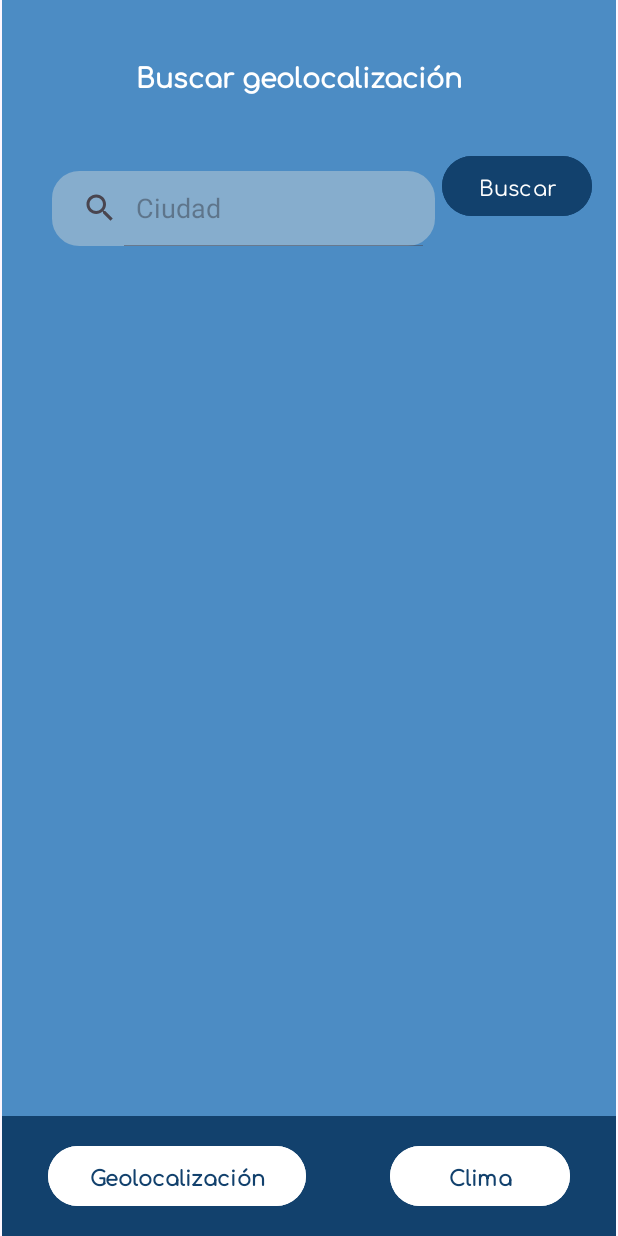
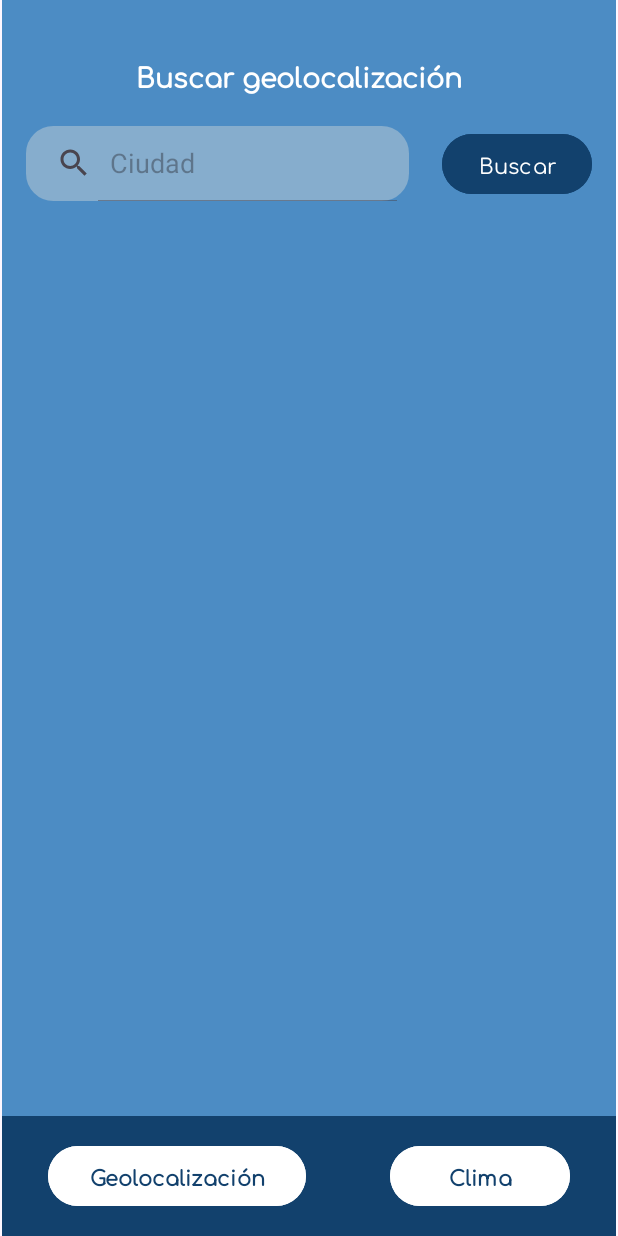
Before and after one commit to AnaSofia280399/LAB4_20170404_IOT, an Android app: the Geo_Fragment screen opened directly, with no data from a screen before it, on a phone screen of 412 x 824 dp. Run offline under Robolectric (Android 15) with nearby library versions, the phone set to English and light mode, and no system bars; our stand-ins replace navigation-ui.

Commit message:
vista lista arreglada

```diff
--- a/app/src/main/res/layout/fragment_geo.xml
+++ b/app/src/main/res/layout/fragment_geo.xml
@@ -8,6 +8,25 @@
     tools:context=".">
 
     <!-- TODO: Update blank fragment layout -->
+
+
+    <LinearLayout
+        android:id="@+id/buscadorGeo"
+        android:layout_width="match_parent"
+        android:layout_height="wrap_content"
+        android:orientation="vertical"
+        app:layout_constraintBottom_toBottomOf="parent"
+        app:layout_constraintEnd_toEndOf="parent"
+        app:layout_constraintHorizontal_bias="0.0"
+        app:layout_constraintStart_toStartOf="parent"
+        app:layout_constraintTop_toTopOf="parent"
+        app:layout_constraintVertical_bias="0.111"
+        android:paddingBottom="20dp">
+
+        <androidx.constraintlayout.widget.ConstraintLayout
+            android:layout_width="match_parent"
+            android:layout_height="wrap_content">
+
 
             <androidx.appcompat.widget.SearchView
                 android:id="@+id/GeobuscarCiudad"
@@ -20,12 +39,29 @@
                 app:iconifiedByDefault="false"
                 app:layout_constraintBottom_toBottomOf="parent"
                 app:layout_constraintEnd_toEndOf="parent"
-        app:layout_constraintHorizontal_bias="0.217"
+                app:layout_constraintHorizontal_bias="0.102"
                 app:layout_constraintStart_toStartOf="parent"
                 app:layout_constraintTop_toTopOf="parent"
-        app:layout_constraintVertical_bias="0.147"
+                app:layout_constraintVertical_bias="0.0"
                 app:queryHint="Ciudad"
                 app:searchHintIcon="@null" />
+
+            <Button
+                android:id="@+id/GEO_buttonSearch"
+                android:layout_width="wrap_content"
+                android:layout_height="wrap_content"
+                android:backgroundTint="@color/nav_bar"
+                android:fontFamily="@font/comfortaa"
+                android:text="Buscar"
+                app:layout_constraintBottom_toBottomOf="parent"
+                app:layout_constraintEnd_toEndOf="parent"
+                app:layout_constraintHorizontal_bias="0.948"
+                app:layout_constraintStart_toStartOf="parent"
+                app:layout_constraintTop_toTopOf="parent" />
+
+
+        </androidx.constraintlayout.widget.ConstraintLayout>
+    </LinearLayout>
 
     <TextView
         android:id="@+id/textView2"
@@ -100,19 +136,6 @@
 
     </LinearLayout>
 
-    <Button
-        android:id="@+id/GEO_buttonSearch"
-        android:layout_width="wrap_content"
-        android:layout_height="wrap_content"
-        android:layout_marginTop="100dp"
-        android:backgroundTint="@color/nav_bar"
-        android:text="Buscar"
-        android:fontFamily="@font/comfortaa"
-        app:layout_constraintEnd_toEndOf="parent"
-        app:layout_constraintHorizontal_bias="0.949"
-        app:layout_constraintStart_toStartOf="parent"
-        app:layout_constraintTop_toTopOf="parent" />
-
     <androidx.recyclerview.widget.RecyclerView
         android:id="@+id/recycleGeo"
         android:layout_width="403dp"
@@ -121,7 +144,7 @@
         app:layout_constraintEnd_toEndOf="parent"
         app:layout_constraintHorizontal_bias="1.0"
         app:layout_constraintStart_toStartOf="parent"
-        app:layout_constraintTop_toTopOf="parent"
-        app:layout_constraintVertical_bias="0.685" />
+        app:layout_constraintTop_toBottomOf="@+id/buscadorGeo"
+        app:layout_constraintVertical_bias="0.403" />
 
 </androidx.constraintlayout.widget.ConstraintLayout>
```
Lines whose indentation alone changed are shown as unchanged.
